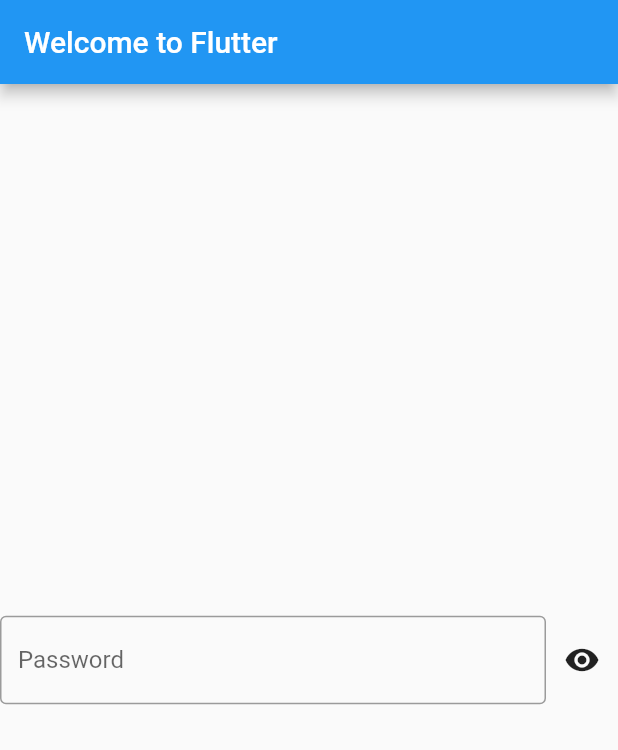
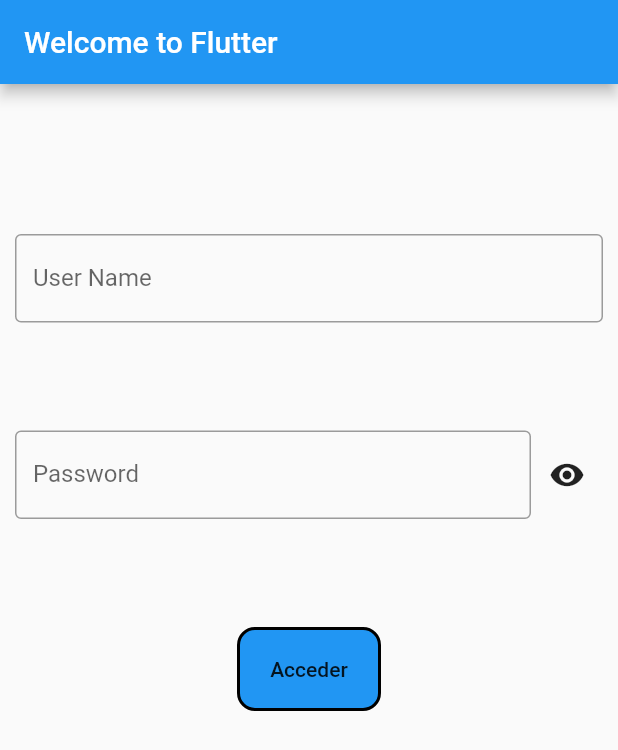
Before and after one commit to AlbertoHerTol/StateFul2, a Flutter app: the screen it shows after launch, on a phone screen of 412 x 824 dp. Shown: the top 750 px of the screen. Run offline on Flutter 3.47's test engine with Material 2 defaults, Android fonts, the phone set to English and light mode, and no system bars.

Commit message:
Formulario Login Completo

```diff
--- a/lib/Formulario.dart
+++ b/lib/Formulario.dart
@@ -17,18 +17,27 @@ class FormularioState extends State<Formulario>{
 
  */
 
-class Formulario extends StatefulWidget{
+class Login extends StatefulWidget{
   @override
-  FormularioState createState(){
+  LoginState createState(){
     print("CreateState de Formulario");
-    return new FormularioState();
+    return new LoginState();
   }
 }
 
-class FormularioState extends State<Formulario>{
+class LoginState extends State<Login>{
 
   bool _mostrar= false;
+  bool _acceder = false;
   Icon iconoMostrar= Icon(Icons.visibility);
+
+
+  clickAcceder(){
+    print('Click acceder');
+    setState(() {
+      _acceder= !_acceder;
+    });
+  }
   clickVer(){
     print('Click ver');
     setState(() {
@@ -42,6 +51,25 @@ class FormularioState extends State<Formulario>{
   @override
   Widget build (BuildContext context){
     return
+
+      Container(
+          margin: const EdgeInsets.only(left:10.0, top: 100.0, right: 10.0, bottom:350.0),
+          child: Column(
+            mainAxisAlignment: MainAxisAlignment.spaceBetween,
+            children:[
+              Row(children:[
+                Expanded(child:
+                TextField(
+                  obscureText: false,
+                  decoration: InputDecoration(
+                    border: OutlineInputBorder(),
+                    labelText: 'User Name',
+                  ),
+                ),
+                ),
+              ]
+
+              ),
               Row(
                 children:[
                   Expanded(child:
@@ -61,8 +89,31 @@ class FormularioState extends State<Formulario>{
                   )
 
                 ]
+              ),
+              Row(
+                  mainAxisAlignment: MainAxisAlignment.center,
+                  children:[
+                    Container(
+                        padding: EdgeInsets.all(2),
+                        decoration: BoxDecoration(
+                          border: Border.all(
+                            color: Colors.black,
+                            width: 2,
+                          ),
+                          borderRadius: BorderRadius.circular(12),
+                          color: Colors.blue,
+                        ),
+                        child:
+                        FlatButton(
+                          onPressed: (){clickAcceder();},
+                          child: Text('Acceder'),
                         )
+                    )
+                  ]
+              )
+        ]
 
-     ;
+        )
+      );
   }
 }
--- a/lib/main.dart
+++ b/lib/main.dart
@@ -13,7 +13,7 @@ class MyApp extends StatelessWidget {
           title: Text('Welcome to Flutter'),
         ),
         body: Center(
-          child: Formulario(),
+          child: Login(),
         ),
       ),
     );
```
Lines whose indentation alone changed are shown as unchanged.
